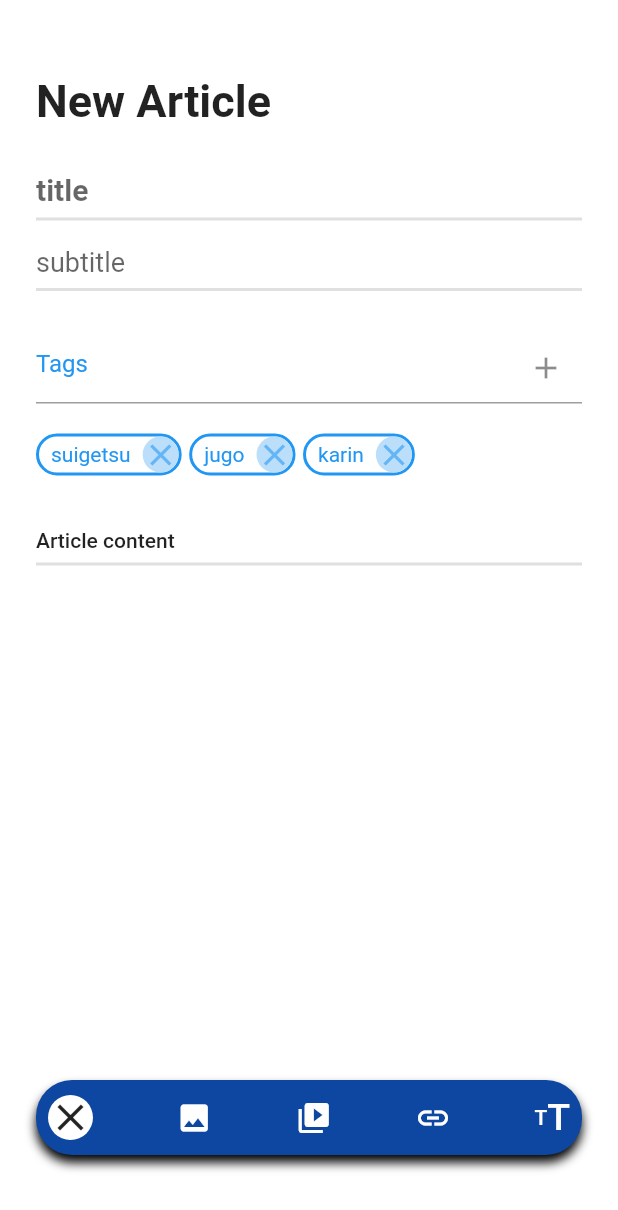
After one commit to josh4500/blog-app, a Flutter app: the screen it shows after launch, on a phone screen of 412 x 824 dp. The commit adds this screen. Shown: the top 1210 px of the screen. Run offline on Flutter 3.47's test engine with Material 2 defaults, Android fonts, the phone set to English and light mode, and no system bars; missing offline and left inert: sign_button, status_view.

Commit message:
add tags for newArticle

```diff
--- a/lib/main.dart
+++ b/lib/main.dart
@@ -5,6 +5,8 @@ import 'package:blog_app/ui/screens/home/homepage.dart';
 import 'package:blog_app/ui/screens/onboarding/onboarding_screen.dart';
 import 'package:blog_app/ui/screens/profile/profile_screen.dart';
 import 'package:flutter/material.dart';
+
+import 'ui/screens/article/new_article.dart';
 
 void main() {
   runApp(const MyApp());
@@ -20,7 +22,7 @@ class MyApp extends StatelessWidget {
       theme: ThemeData(
         primarySwatch: Colors.blue,
       ),
-      home: const OnboardingScreen(),
+      home: const NewArticleScreen(),
     );
   }
 }
--- /dev/null
+++ b/lib/ui/screens/article/new_article.dart
@@ -0,0 +1,164 @@
+import 'package:blog_app/ui/widget/article/article_tags.dart';
+import 'package:flutter/material.dart';
+
+class NewArticleScreen extends StatefulWidget {
+  const NewArticleScreen({Key? key}) : super(key: key);
+
+  @override
+  State<NewArticleScreen> createState() => _NewArticleScreenState();
+}
+
+class _NewArticleScreenState extends State<NewArticleScreen> {
+  final List<String> _tagList = ['suigetsu', 'jugo', 'karin'];
+  late TextEditingController _tagController;
+
+  @override
+  void initState() {
+    super.initState();
+    _tagController = TextEditingController();
+  }
+
+  @override
+  Widget build(BuildContext context) {
+    return Scaffold(
+      backgroundColor: Colors.white,
+      body: Padding(
+        padding: const EdgeInsets.fromLTRB(24, 50, 24, 24),
+        child: Stack(
+          children: [
+            SingleChildScrollView(
+              child: Column(
+                crossAxisAlignment: CrossAxisAlignment.start,
+                children: [
+                  const Text(
+                    'New Article',
+                    style:
+                        TextStyle(fontWeight: FontWeight.bold, fontSize: 30.0),
+                  ),
+                  const SizedBox(height: 30),
+                  const TextField(
+                    style: TextStyle(fontSize: 20, fontWeight: FontWeight.w600),
+                    decoration: InputDecoration.collapsed(hintText: 'title'),
+                  ),
+                  const Divider(thickness: 2.0),
+                  const SizedBox(height: 10),
+                  const TextField(
+                    style: TextStyle(fontSize: 18),
+                    decoration: InputDecoration.collapsed(hintText: 'subtitle'),
+                  ),
+                  const Divider(thickness: 2.0),
+                  const SizedBox(height: 20),
+                  TextField(
+                    controller: _tagController,
+                    decoration: InputDecoration(
+                      hintText: 'Tags',
+                      hintStyle: const TextStyle(color: Colors.blue),
+                      suffixIcon: GestureDetector(
+                        onTap: () {
+                          if (_tagController.text.isNotEmpty) {
+                            setState(() {
+                              _tagList.add(_tagController.text);
+                            });
+                            print(_tagList);
+                          }
+                          _tagController.clear();
+                        },
+                        child: const Icon(Icons.add),
+                      ),
+                    ),
+                  ),
+                  const SizedBox(height: 20.0),
+                  Wrap(
+                    children: [
+                      for (int i = 0; i < _tagList.length; i++)
+                        ArticleTags(
+                          tag: _tagList[i],
+                          removeTag: () {
+                            setState(() {
+                              _tagList.removeAt(i);
+                            });
+                          },
+                        ),
+                    ],
+                  ),
+                  const SizedBox(height: 30),
+                  const Text(
+                    'Article content',
+                    style: TextStyle(fontWeight: FontWeight.w500),
+                  ),
+                  const Divider(thickness: 2.0),
+                  const TextField(
+                    maxLines: null,
+                    decoration: InputDecoration.collapsed(hintText: ''),
+                  )
+                ],
+              ),
+            ),
+            Align(
+              alignment: Alignment.bottomCenter,
+              child: Container(
+                margin: const EdgeInsets.only(bottom: 30),
+                padding: const EdgeInsets.all(8),
+                width: double.maxFinite,
+                height: 50,
+                decoration: BoxDecoration(
+                    color: Colors.blue.shade900,
+                    borderRadius: BorderRadius.circular(24),
+                    boxShadow: const [
+                      BoxShadow(
+                        blurRadius: 5,
+                        offset: Offset(0, 5),
+                      ),
+                    ],),
+                child: Row(
+                  mainAxisAlignment: MainAxisAlignment.spaceBetween,
+                  children: [
+                    Container(
+                      decoration: const BoxDecoration(
+                        color: Colors.white,
+                        shape: BoxShape.circle,
+                      ),
+                      child: const Icon(
+                        Icons.close,
+                        size: 30,
+                      ),
+                    ),
+                    const Icon(
+                      Icons.image,
+                      color: Colors.white,
+                    ),
+                    const Icon(
+                      Icons.video_library,
+                      color: Colors.white,
+                    ),
+                    const Icon(
+                      Icons.link,
+                      color: Colors.white,
+                    ),
+                    Row(
+                      children: const [
+                        Text(
+                          'T',
+                          style: TextStyle(
+                              color: Colors.white, fontWeight: FontWeight.w500),
+                        ),
+                        Text(
+                          'T',
+                          style: TextStyle(
+                            color: Colors.white,
+                            fontWeight: FontWeight.w500,
+                            fontSize: 25,
+                          ),
+                        ),
+                      ],
+                    )
+                  ],
+                ),
+              ),
+            )
+          ],
+        ),
+      ),
+    );
+  }
+}
--- a/lib/ui/screens/home/homepage.dart
+++ b/lib/ui/screens/home/homepage.dart
@@ -1,3 +1,4 @@
+import 'package:blog_app/ui/screens/article/new_article.dart';
 import 'package:flutter/material.dart';
 import 'home_screen.dart';
 
@@ -20,6 +21,7 @@ class _HomePageState extends State<HomePage> {
         ],
       ),
       bottomNavigationBar: BottomNavigationBar(
+        type: BottomNavigationBarType.fixed,
         unselectedItemColor: Colors.grey,
         selectedItemColor: Colors.blue,
         items: const [
--- /dev/null
+++ b/lib/ui/widget/article/article_tags.dart
@@ -0,0 +1,35 @@
+import 'package:flutter/material.dart';
+
+class ArticleTags extends StatelessWidget {
+  final String tag;
+  final VoidCallback removeTag;
+  const ArticleTags({Key? key, required this.tag, required this.removeTag})
+      : super(key: key);
+
+  @override
+  Widget build(BuildContext context) {
+    return Container(
+      margin: const EdgeInsets.only(right: 5.0, bottom: 5),
+      decoration: BoxDecoration(
+          borderRadius: BorderRadius.circular(20),
+          border: Border.all(color: Colors.blue, width: 2.0)),
+      child: Row(
+        mainAxisSize: MainAxisSize.min,
+        children: [
+          Padding(
+            padding: const EdgeInsets.symmetric(horizontal: 8),
+            child: Text(tag, style: const TextStyle(color: Colors.blue)),
+          ),
+          Container(
+            decoration: BoxDecoration(
+                shape: BoxShape.circle, color: Colors.blue.shade100),
+            child: GestureDetector(
+              onTap: removeTag,
+              child: Icon(Icons.close, color: Colors.blue.shade300),
+            ),
+          )
+        ],
+      ),
+    );
+  }
+}
--- a/pubspec.yaml
+++ b/pubspec.yaml
@@ -20,6 +20,7 @@ dependencies:
   supabase: ^0.2.10
   sign_button: ^2.0.2
   status_view: ^0.0.2
+  flutter_tagging: ^3.0.0
 
 dev_dependencies:
   flutter_test:
```
Also changed, not shown: pubspec.lock.
